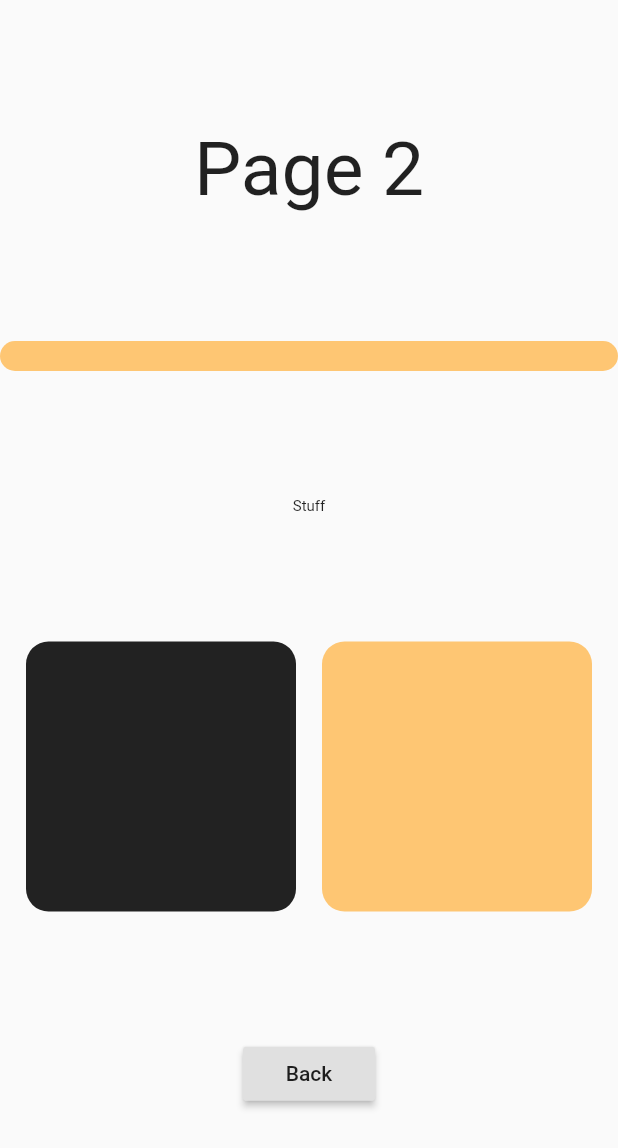
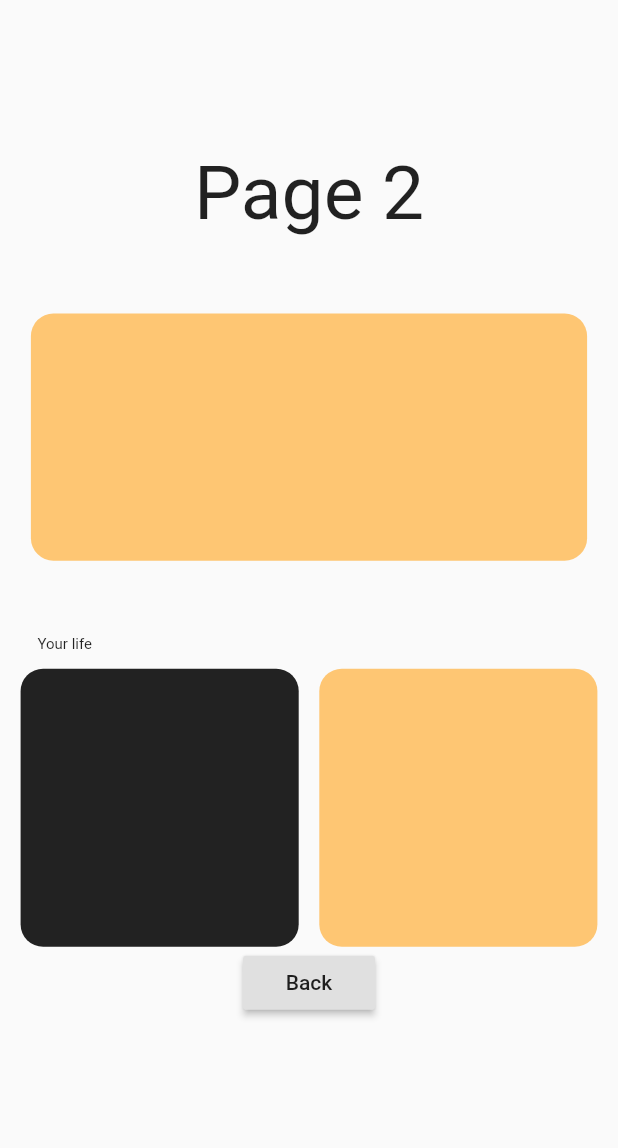
Before and after one commit to kirbs-btw/flutter, a Flutter app: the PageTwo screen opened by its route, on a phone screen of 412 x 824 dp. Shown: the top 1148 px of the screen. Run offline on Flutter 3.47's test engine with Material 2 defaults, Android fonts, the phone set to English and light mode, and no system bars; Roboto replaces fonts that are missing (GothamBlack).

Commit message:
Add files via upload

```diff
--- a/lib/pages/page_two/page_two.dart
+++ b/lib/pages/page_two/page_two.dart
@@ -22,41 +22,58 @@ class _PageTwo extends State<PageTwo> {
           // color: Color(int.parse("0xfffff4e2")),
           //margin: EdgeInsets.fromLTRB(100, 150, 100, 150),
               child: Column(
-                mainAxisAlignment: MainAxisAlignment.spaceEvenly,
+                //mainAxisAlignment: MainAxisAlignment.spaceEvenly,
                 children: <Widget>[
-                  const Text(
+                  Container(
+                    margin: EdgeInsets.fromLTRB(0, 100, 0, 50),
+                    child:  const Text(
                       'Page 2',
                       style: TextStyle(
                         fontFamily: 'GothamBlack',
                         fontSize: 50,
                       ),
                     ),
+                  ),
                   new Container(
-                    padding: EdgeInsets.fromLTRB(1, 10, 1, 10),
+                    width: MediaQuery.of(context).size.width * 0.9,
+                    height: MediaQuery.of(context).size.height * 0.2,
                     decoration: new BoxDecoration(
                      borderRadius: new BorderRadius.circular(15.0),
                       color: Color(int.parse("0xfffec673")),
                     ),
                   ),
-                  Text(
-                    "Stuff",
+                  Row(
+                    //mainAxisAlignment: MainAxisAlignment.spaceEvenly,
+                    children: <Widget>[
+                      Container(
+                        margin: EdgeInsets.fromLTRB(25,50,0,10),
+                        child: Text(
+                          "Your life",
                           style: TextStyle(
                             fontFamily: '',
                             fontSize: 10,
                           ),
                         ),
+                      ),
+                    ],
+                  ),
+
                   Row(
                     mainAxisAlignment: MainAxisAlignment.spaceEvenly,
                     children: <Widget>[
                       new Container(
-                        padding: EdgeInsets.fromLTRB(90, 90, 90, 90),
+                        height: MediaQuery.of(context).size.height * 0.225,
+                        width: MediaQuery.of(context).size.height * 0.225,
+                        //padding: EdgeInsets.fromLTRB(90, 90, 90, 90),
                         decoration: new BoxDecoration(
                           borderRadius: new BorderRadius.circular(15.0),
                           color: Color(int.parse("0xff222222")),
                         ),
                       ),
                       new Container(
-                        padding: EdgeInsets.fromLTRB(90, 90, 90, 90),
+                        height: MediaQuery.of(context).size.height * 0.225,
+                        width: MediaQuery.of(context).size.height * 0.225,
+                        //padding: EdgeInsets.fromLTRB(90, 90, 90, 90),
                         decoration: new BoxDecoration(
                           borderRadius: new BorderRadius.circular(15.0),
                           color: Color(int.parse("0xfffec673")),
```
Lines whose indentation alone changed are shown as unchanged.
